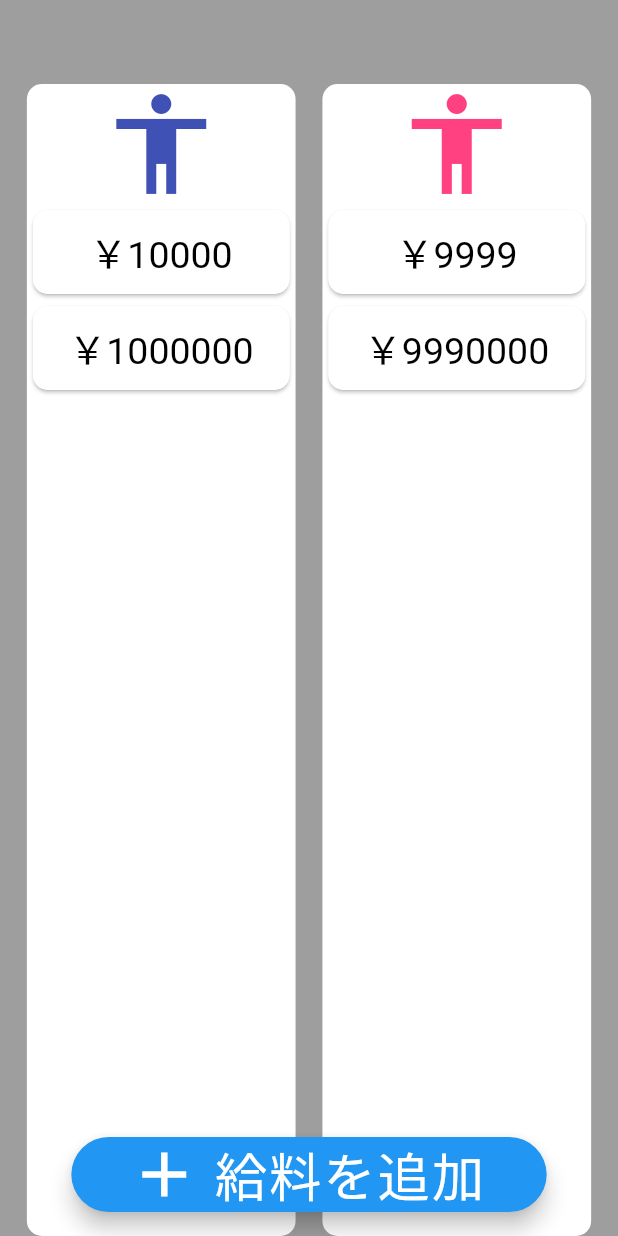
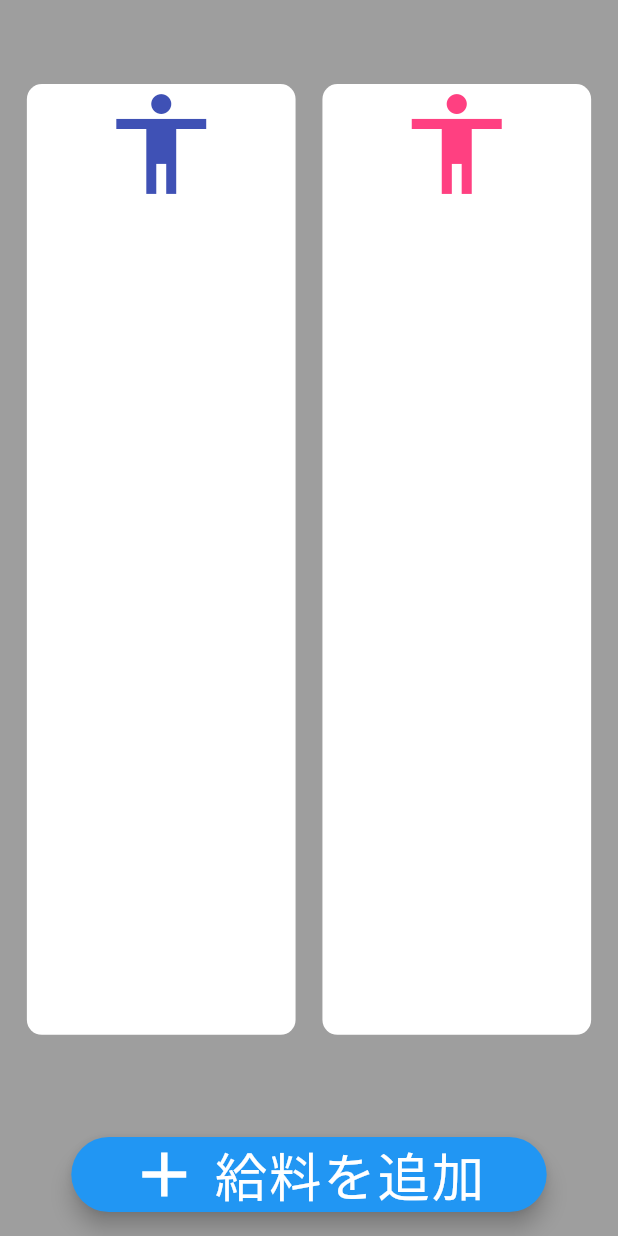
Before and after one commit to iseruuuuu/couple_money_app, a Flutter app: the screen it shows after launch, on a phone screen of 412 x 824 dp. Run offline on Flutter 3.47's test engine with Material 2 defaults, Android fonts, the phone set to English and light mode, and no system bars; our stand-ins replace freezed_annotation, state_notifier; missing offline and left inert: flutter_state_notifier, holding_gesture.

Commit message:
fix: cellの大きさを変更

```diff
--- a/lib/component/man_list_item.dart
+++ b/lib/component/man_list_item.dart
@@ -3,17 +3,14 @@ import 'package:flutter/material.dart';
 class MensListItem extends StatelessWidget {
   MensListItem({Key? key}) : super(key: key);
 
-  List todoList = [
-    '10000',
-    '1000000',
-  ];
+  List<String> todoList = [];
 
   @override
   Widget build(BuildContext context) {
     return SafeArea(
       child: Container(
         width: MediaQuery.of(context).size.width / 2.3,
-        height: double.infinity,
+        height: MediaQuery.of(context).size.height / 1.3,
         decoration: BoxDecoration(
           color: Colors.white,
           borderRadius: BorderRadius.circular(10),
--- a/lib/component/woman_list_item.dart
+++ b/lib/component/woman_list_item.dart
@@ -3,17 +3,14 @@ import 'package:flutter/material.dart';
 class ManListItem extends StatelessWidget {
   ManListItem({Key? key}) : super(key: key);
 
-  List todoList = [
-    '9999',
-    '9990000',
-  ];
+  List<String> todoList = [];
 
   @override
   Widget build(BuildContext context) {
     return SafeArea(
       child: Container(
         width: MediaQuery.of(context).size.width / 2.3,
-        height: double.infinity,
+        height: MediaQuery.of(context).size.height / 1.3,
         decoration: BoxDecoration(
           color: Colors.white,
           borderRadius: BorderRadius.circular(10),
--- a/lib/home/home_screen.dart
+++ b/lib/home/home_screen.dart
@@ -33,6 +33,7 @@ class HomeScreen extends StatelessWidget {
             onTap: () => context.read<HomeScreenController>().onTapRegister(),
           ),
           floatingActionButtonLocation: FloatingActionButtonLocation.centerFloat,
+
         );
       },
     );
```
